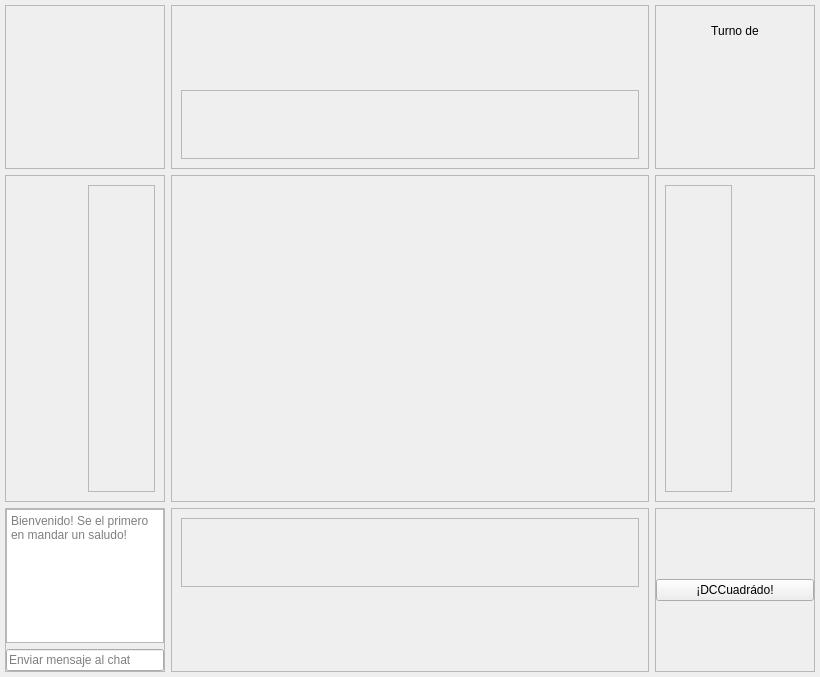
Qt form Tareas/T03/client/frontend/game_window.ui (benjavicente/iic2233) before a commit.
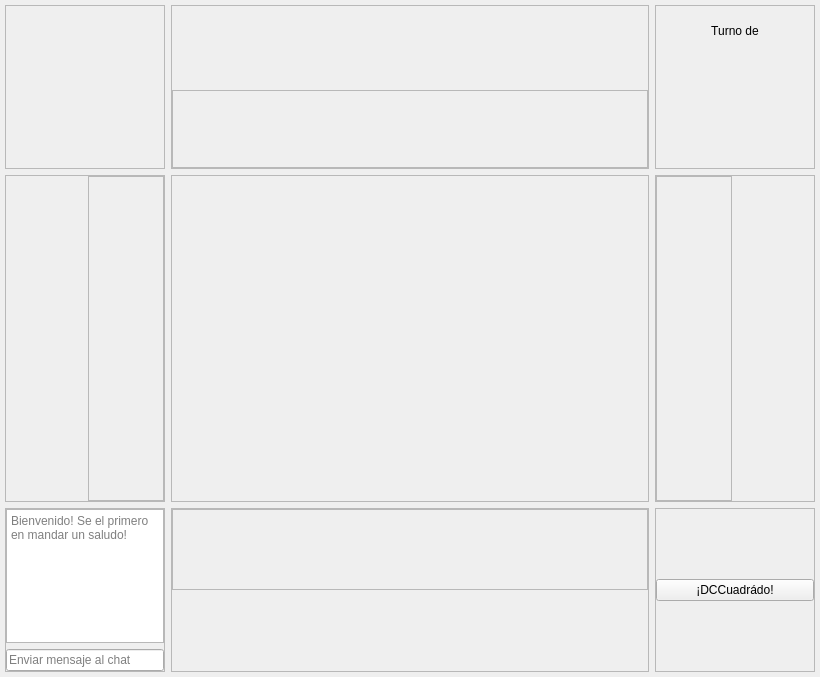
The same form after that commit. Icons and pictures are not drawn.

The edit to the form file:
```diff
--- a/Tareas/T03/client/frontend/game_window.ui
+++ b/Tareas/T03/client/frontend/game_window.ui
@@ -73,6 +73,18 @@
        <enum>QFrame::Raised</enum>
       </property>
       <layout class="QHBoxLayout" name="horizontalLayout">
+       <property name="leftMargin">
+        <number>0</number>
+       </property>
+       <property name="topMargin">
+        <number>0</number>
+       </property>
+       <property name="rightMargin">
+        <number>0</number>
+       </property>
+       <property name="bottomMargin">
+        <number>0</number>
+       </property>
        <item>
         <layout class="QVBoxLayout" name="Player1Info">
          <item>
@@ -135,6 +147,18 @@
        <enum>QFrame::Raised</enum>
       </property>
       <layout class="QHBoxLayout" name="horizontalLayout_6">
+       <property name="leftMargin">
+        <number>0</number>
+       </property>
+       <property name="topMargin">
+        <number>0</number>
+       </property>
+       <property name="rightMargin">
+        <number>0</number>
+       </property>
+       <property name="bottomMargin">
+        <number>0</number>
+       </property>
        <item>
         <widget class="QFrame" name="Player3Cards">
          <property name="minimumSize">
@@ -197,6 +221,21 @@
        <enum>QFrame::Raised</enum>
       </property>
       <layout class="QVBoxLayout" name="verticalLayout_4">
+       <property name="spacing">
+        <number>0</number>
+       </property>
+       <property name="leftMargin">
+        <number>0</number>
+       </property>
+       <property name="topMargin">
+        <number>0</number>
+       </property>
+       <property name="rightMargin">
+        <number>0</number>
+       </property>
+       <property name="bottomMargin">
+        <number>0</number>
+       </property>
        <item>
         <widget class="QFrame" name="Player0Cards">
          <property name="minimumSize">
@@ -212,9 +251,6 @@
           <enum>QFrame::Raised</enum>
          </property>
          <layout class="QHBoxLayout" name="horizontalLayout_8">
-          <property name="spacing">
-           <number>0</number>
-          </property>
           <property name="leftMargin">
            <number>0</number>
           </property>
@@ -320,6 +356,18 @@
        <enum>QFrame::Raised</enum>
       </property>
       <layout class="QVBoxLayout" name="verticalLayout_2">
+       <property name="leftMargin">
+        <number>0</number>
+       </property>
+       <property name="topMargin">
+        <number>0</number>
+       </property>
+       <property name="rightMargin">
+        <number>0</number>
+       </property>
+       <property name="bottomMargin">
+        <number>0</number>
+       </property>
        <item>
         <layout class="QHBoxLayout" name="Player2Info">
          <item>
```
